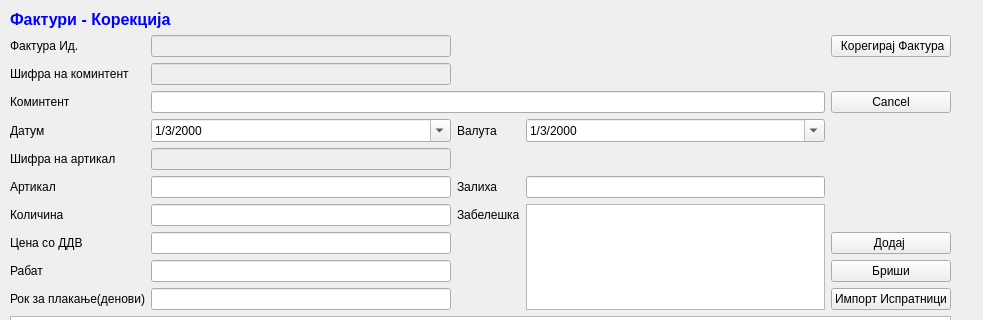
The window that sterna/Nalog/nalogkorekcija.ui (srgank/sterna_x) describes before a commit, drawn with Qt 5; both pictures show x 0 to 983 and y 0 to 320 of the 983 by 657 pixel window.
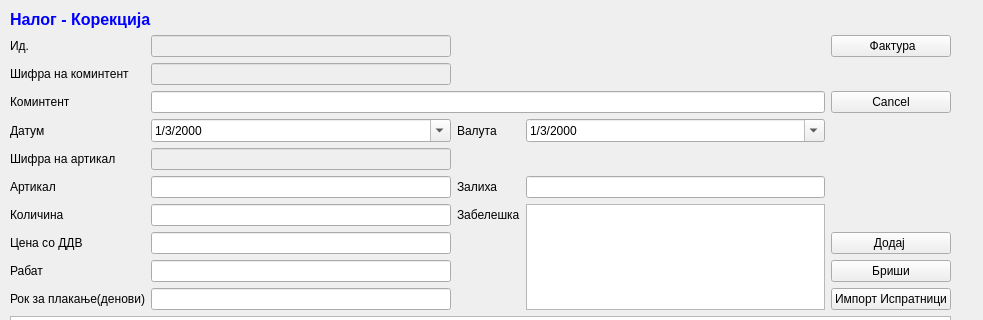
The same window after the commit. Icons and pictures are not drawn.

What changed in the file:
```diff
--- a/sterna/Nalog/nalogkorekcija.ui
+++ b/sterna/Nalog/nalogkorekcija.ui
@@ -96,22 +96,22 @@
        <string>&lt;!DOCTYPE HTML PUBLIC &quot;-//W3C//DTD HTML 4.0//EN&quot; &quot;http://www.w3.org/TR/REC-html40/strict.dtd&quot;&gt;
 &lt;html&gt;&lt;head&gt;&lt;meta name=&quot;qrichtext&quot; content=&quot;1&quot; /&gt;&lt;style type=&quot;text/css&quot;&gt;
 p, li { white-space: pre-wrap; }
-&lt;/style&gt;&lt;/head&gt;&lt;body style=&quot; font-family:'MS Shell Dlg 2'; font-size:10pt; font-weight:400; font-style:normal;&quot;&gt;
-&lt;p style=&quot; margin-top:0px; margin-bottom:0px; margin-left:0px; margin-right:0px; -qt-block-indent:0; text-indent:0px;&quot;&gt;&lt;span style=&quot; font-size:12pt; font-weight:600; color:#0000ff;&quot;&gt;Фактури - Корекција&lt;/span&gt;&lt;/p&gt;&lt;/body&gt;&lt;/html&gt;</string>
+&lt;/style&gt;&lt;/head&gt;&lt;body style=&quot; font-family:'Sans Serif'; font-size:9pt; font-weight:400; font-style:normal;&quot;&gt;
+&lt;p style=&quot; margin-top:0px; margin-bottom:0px; margin-left:0px; margin-right:0px; -qt-block-indent:0; text-indent:0px;&quot;&gt;&lt;span style=&quot; font-family:'MS Shell Dlg 2'; font-size:12pt; font-weight:600; color:#0000ff;&quot;&gt;Налог - Корекција&lt;/span&gt;&lt;/p&gt;&lt;/body&gt;&lt;/html&gt;</string>
       </property>
      </widget>
     </item>
     <item row="1" column="0">
      <widget class="QLabel" name="label_7">
       <property name="text">
-       <string>Фактура Ид.</string>
+       <string>Ид.</string>
       </property>
      </widget>
     </item>
     <item row="1" column="4">
      <widget class="QPushButton" name="pushButton_4">
       <property name="text">
-       <string> Корегирај Фактура</string>
+       <string> Фактура</string>
       </property>
       <property name="icon">
        <iconset>
```
